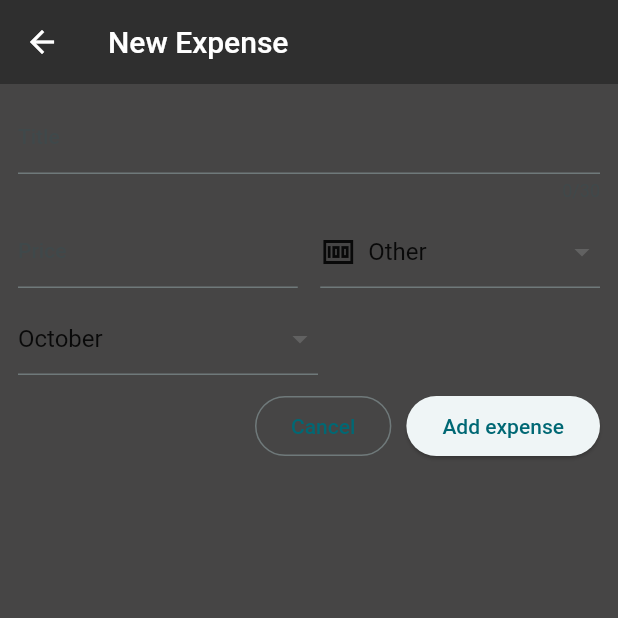
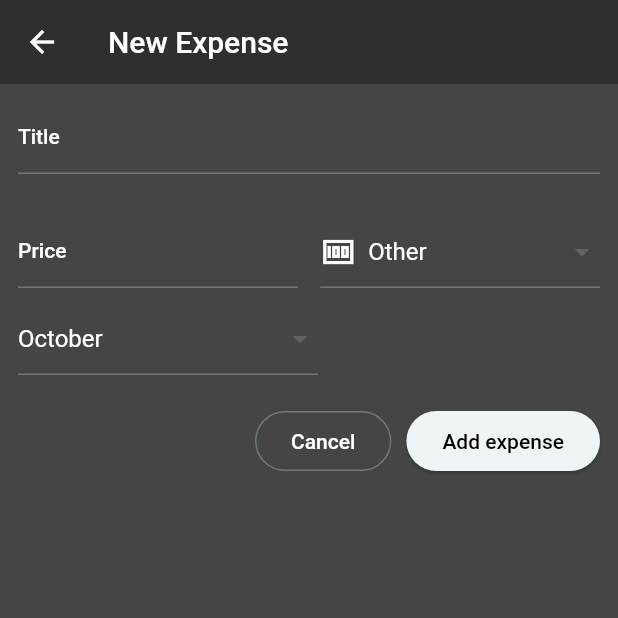
Before and after one commit to shqiperon/task-wallet, a Flutter app: the NewExpense screen opened directly with empty values, on a phone screen of 412 x 824 dp, the top half of it. Run offline on Flutter 3.47's test engine with Material 2 defaults, Android fonts, the phone set to English and light mode, and no system bars; our stand-ins replace fl_chart, flutter_local_notifications, flutter_riverpod, sqflite, timezone, transparent_image; accounts and stored records are empty; network calls fail.

Commit message:
Update expense widgets theme

```diff
--- a/task_wallet/lib/models/year.dart
+++ b/task_wallet/lib/models/year.dart
@@ -5,8 +5,10 @@ const uuid = Uuid();
 class Year {
   Year({
     required this.year,
+    this.password,
     String? id,
   }) : id = id ?? uuid.v4();
   final String id;
   final String year;
+  String? password;
 }
--- a/task_wallet/lib/widgets/expenses/expense_item.dart
+++ b/task_wallet/lib/widgets/expenses/expense_item.dart
@@ -1,12 +1,11 @@
 import 'package:flutter/material.dart';
 import 'package:task_wallet/models/expense.dart';
+import 'package:task_wallet/widgets/filter_row.dart';
 
 class ExpenseItem extends StatelessWidget {
   const ExpenseItem(this.expense, {super.key});
 
   final Expense expense;
-
-  String capitalize(String s) => s[0].toUpperCase() + s.substring(1);
 
   @override
   Widget build(BuildContext context) {
--- a/task_wallet/lib/widgets/expenses/new_expense.dart
+++ b/task_wallet/lib/widgets/expenses/new_expense.dart
@@ -76,7 +76,13 @@ class _NewExpenseState extends ConsumerState<NewExpense> {
             children: [
               TextFormField(
                 maxLength: 30,
-                decoration: const InputDecoration(labelText: 'Title'),
+                style: const TextStyle(color: Colors.white),
+                decoration: const InputDecoration(
+                  labelText: 'Title',
+                  labelStyle: TextStyle(
+                    color: Colors.white,
+                  ),
+                ),
                 validator: (value) {
                   if (value == null ||
                       value.isEmpty ||
@@ -99,8 +105,17 @@ class _NewExpenseState extends ConsumerState<NewExpense> {
                 children: [
                   Expanded(
                     child: TextFormField(
+                      style: const TextStyle(color: Colors.white),
                       decoration: const InputDecoration(
-                          labelText: 'Price', prefixText: '\$ '),
+                        labelText: 'Price',
+                        prefixText: '\$ ',
+                        prefixStyle: TextStyle(
+                          color: Colors.white,
+                        ),
+                        labelStyle: TextStyle(
+                          color: Colors.white,
+                        ),
+                      ),
                       keyboardType: TextInputType.number,
                       inputFormatters: [
                         FilteringTextInputFormatter.allow(
@@ -126,15 +141,19 @@ class _NewExpenseState extends ConsumerState<NewExpense> {
                   Expanded(
                     child: DropdownButtonFormField(
                       value: _selectedCategory,
+                      dropdownColor: const Color.fromARGB(255, 47, 47, 47),
                       items: [
                         for (final category in categories.entries)
                           DropdownMenuItem(
                             value: category.value,
                             child: Row(
                               children: [
-                                Icon(category.value.icon),
+                                Icon(category.value.icon, color: Colors.white),
                                 const SizedBox(width: 8),
-                                Text(category.value.title),
+                                Text(
+                                  category.value.title,
+                                  style: const TextStyle(color: Colors.white),
+                                ),
                               ],
                             ),
                           ),
@@ -154,11 +173,15 @@ class _NewExpenseState extends ConsumerState<NewExpense> {
                   SizedBox(
                     width: 200,
                     child: DropdownButtonFormField<String>(
+                      dropdownColor: const Color.fromARGB(255, 47, 47, 47),
                       value: _selectedMonth,
                       items: monthNames.map((month) {
                         return DropdownMenuItem<String>(
                           value: month,
-                          child: Text(month),
+                          child: Text(
+                            month,
+                            style: const TextStyle(color: Colors.white),
+                          ),
                         );
                       }).toList(),
                       onChanged: (value) {
@@ -177,7 +200,7 @@ class _NewExpenseState extends ConsumerState<NewExpense> {
                 ],
               ),
               const SizedBox(
-                height: 10,
+                height: 20,
               ),
               Row(
                 mainAxisAlignment: MainAxisAlignment.end,
@@ -186,11 +209,19 @@ class _NewExpenseState extends ConsumerState<NewExpense> {
                     onPressed: () {
                       Navigator.pop(context);
                     },
+                    style: ButtonStyle(
+                      foregroundColor:
+                          MaterialStateProperty.all<Color>(Colors.white),
+                    ),
                     child: const Text('Cancel'),
                   ),
                   const SizedBox(width: 10),
                   ElevatedButton(
                     onPressed: _saveExpense,
+                    style: ButtonStyle(
+                      foregroundColor:
+                          MaterialStateProperty.all<Color>(Colors.black),
+                    ),
                     child: const Text('Add expense'),
                   )
                 ],
```
Also changed, not shown: task_wallet/lib/screens/expenses.dart (+6 -24 lines).
